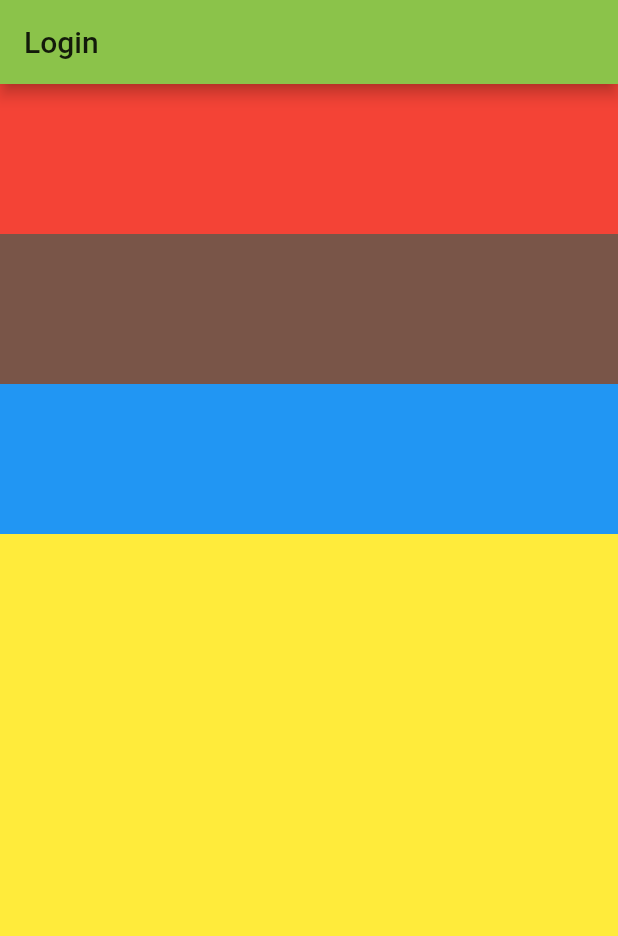
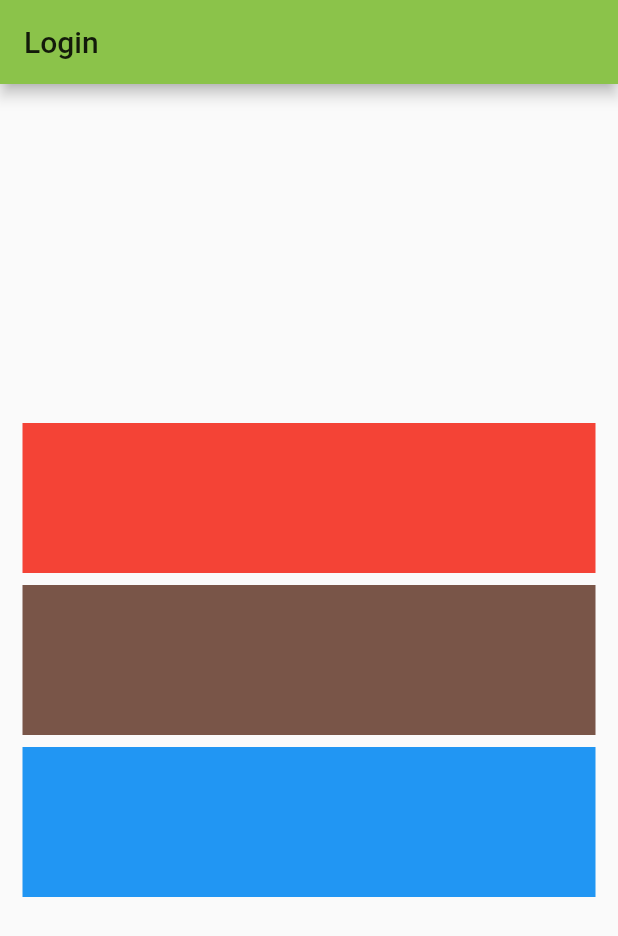
Before and after one commit to ratnofirmansyah/okja_flutter, a Flutter app: the screen it shows after launch, on a phone screen of 412 x 824 dp. Shown: the top 936 px of the screen. Run offline on Flutter 3.47's test engine with Material 2 defaults, Android fonts, the phone set to English and light mode, and no system bars.

Commit message:
ubah jadi private method tambah padding atur jadi main center

```diff
--- a/lib/app/login/login_page.dart
+++ b/lib/app/login/login_page.dart
@@ -8,14 +8,15 @@ class LoginPage extends StatelessWidget {
         title: Text('Login'),
         elevation: 4.0,
       ),
-      body: buildLoginContent(),
+      body: _buildLoginContent(),
     );
   }
 
-  Widget buildLoginContent() {
-    return Container(
-      color: Colors.yellow,
+  Widget _buildLoginContent() {
+    return Padding(
+      padding: EdgeInsets.all(15.0),
       child: Column(
+        mainAxisAlignment: MainAxisAlignment.center,
         crossAxisAlignment: CrossAxisAlignment.stretch,
         children: <Widget>[
           Container(
@@ -24,12 +25,14 @@ class LoginPage extends StatelessWidget {
               height: 100.0,
             ),
           ),
+          SizedBox(height: 8.0),
           Container(
             color: Colors.brown,
             child: SizedBox(
               height: 100.0,
             ),
           ),
+          SizedBox(height: 8.0),
           Container(
             color: Colors.blue,
             child: SizedBox(
```
